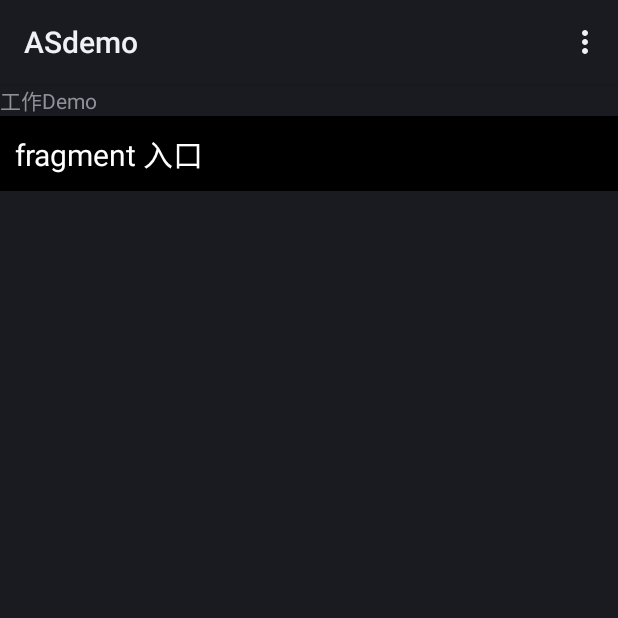
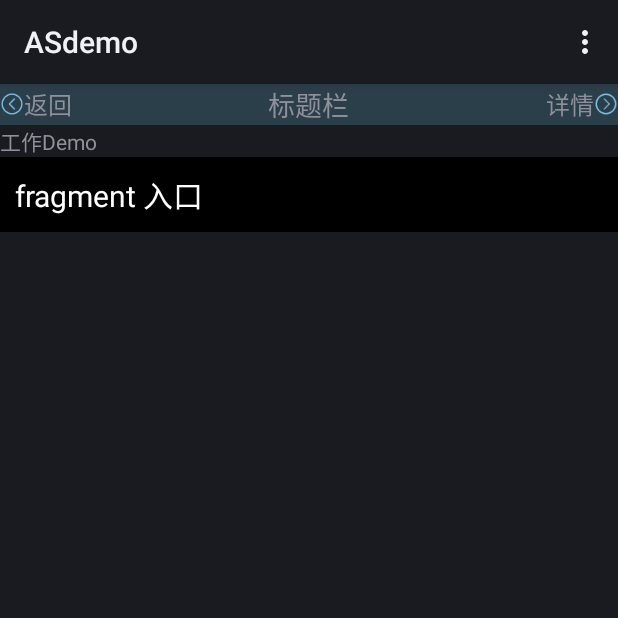
Before and after one commit to BruceHurrican/asstudydemo, an Android app: the screen it shows after launch (MainActivity), on a phone screen of 412 x 824 dp, the top half of it. Run offline under Robolectric (Android 15) with nearby library versions, the phone set to English and light mode, and no system bars; our stand-ins replace ButterKnife, Volley.

Commit message:
重构代码

```diff
--- a/app/src/main/java/com/study/bruce/demo/MainActivity.java
+++ b/app/src/main/java/com/study/bruce/demo/MainActivity.java
@@ -43,17 +43,25 @@ import com.study.bruce.demo.base.BaseActivity;
 import com.study.bruce.demo.studydata.fragments.FragmentsActivity;
 import com.study.bruce.demo.utils.LogUtils;
 import com.study.bruce.demo.utils.PublicUtil;
+import com.study.bruce.demo.widget.TitleBar;
 
 import java.io.Serializable;
 import java.util.ArrayList;
 import java.util.List;
 
+import butterknife.Bind;
+import butterknife.ButterKnife;
+
 /**
  * 主Activity
  * Created by BruceHurrican on 2015/5/24.
  */
-public class MainActivity extends BaseActivity implements AdapterView.OnItemClickListener, Serializable {
+public class MainActivity extends BaseActivity implements AdapterView.OnItemClickListener, Serializable, TitleBar.OnTitleBarClickListener {
     private static final long serialVersionUID = -3277762441808693645L;
+    @Bind(R.id.titlebar)
+    TitleBar titlebar;
+    @Bind(R.id.lv__demo_list)
+    ListView lv_demo_list;
     private List<Class<? extends Activity>> demos;
     private List<String> demoNamesList;
     private Intent it;
@@ -62,12 +70,14 @@ public class MainActivity extends BaseActivity implements AdapterView.OnItemClic
     @Override
     public void onCreate(Bundle savedInstanceState) {
         super.onCreate(savedInstanceState);
-        setContentView(R.layout.main);
+        setContentView(R.layout.activity_main);
+        ButterKnife.bind(this);
 
         initContainer();
         IntentFilter filter = new IntentFilter();
         filter.addAction(ConnectivityManager.CONNECTIVITY_ACTION);
         registerReceiver(netWorkAvailableReceiver, filter);
+        titlebar.setOnTitleBarClickListener(this);
     }
 
     @Override
@@ -78,6 +88,7 @@ public class MainActivity extends BaseActivity implements AdapterView.OnItemClic
     @Override
     protected void onDestroy() {
         unregisterReceiver(netWorkAvailableReceiver);
+        ButterKnife.unbind(this);
         super.onDestroy();
 //        android.os.Process.killProcess(android.os.Process.myPid());
     }
@@ -88,7 +99,7 @@ public class MainActivity extends BaseActivity implements AdapterView.OnItemClic
     private void initContainer() {
         demos = new ArrayList<>(5);
         demoNamesList = new ArrayList<>(5);
-        ListView lv_demo_list = (ListView) findViewById(R.id.lv__demo_list);
+//        ListView lv_demo_list = (ListView) findViewById(R.id.lv__demo_list);
 //        lv_demo_list.setAdapter(new ArrayAdapter<>(this, android.R.layout.simple_list_item_1, demoNamesList));
         lv_demo_list.setAdapter(new ArrayAdapter<>(this, R.layout.main_item, demoNamesList));
         it = new Intent();
@@ -143,6 +154,16 @@ public class MainActivity extends BaseActivity implements AdapterView.OnItemClic
         return true;
     }
 
+    @Override
+    public void onLeftBtnClick() {
+        LogUtils.d("左侧按钮被点击");
+    }
+
+    @Override
+    public void onRightBtnClick() {
+        LogUtils.d("右侧按钮被点击");
+    }
+
     private class NetWorkAvailableReceiver extends BroadcastReceiver {
 
         @Override
--- a/app/src/main/java/com/study/bruce/demo/widget/TitleBar.java
+++ b/app/src/main/java/com/study/bruce/demo/widget/TitleBar.java
@@ -58,7 +58,9 @@ public class TitleBar extends RelativeLayout implements View.OnClickListener {
     }
 
     private void initViews() {
-        LayoutInflater inflater = (LayoutInflater) context.getSystemService(Context.LAYOUT_INFLATER_SERVICE);
+        // 获取 LayoutInflater 实例的两种方法
+//        LayoutInflater inflater = (LayoutInflater) context.getSystemService(Context.LAYOUT_INFLATER_SERVICE);
+        LayoutInflater inflater = LayoutInflater.from(context);
         inflater.inflate(R.layout.view_widget_titlebar, this);
         tv_left = (TextView) findViewById(R.id.tv_left);
         tv_right = (TextView) findViewById(R.id.tv_right);
--- a/app/src/main/res/layout/main.xml
+++ b/app/src/main/res/layout/activity_main.xml
@@ -29,6 +29,11 @@
               android:layout_height="fill_parent"
               android:orientation="vertical">
 
+    <com.study.bruce.demo.widget.TitleBar
+        android:id="@+id/titlebar"
+        android:layout_width="match_parent"
+        android:layout_height="wrap_content"/>
+
     <TextView
             android:layout_width="fill_parent"
             android:layout_height="wrap_content"
--- a/app/src/main/res/layout/view_widget_titlebar.xml
+++ b/app/src/main/res/layout/view_widget_titlebar.xml
@@ -26,8 +26,8 @@
   -->
 
 <RelativeLayout
+        android:id="@+id/rl_container"
         xmlns:android="http://schemas.android.com/apk/res/android"
-        android:id="@+id/rl_container"
         android:layout_width="match_parent"
         android:layout_height="wrap_content"
         android:background="#336DCAF6"
@@ -47,7 +47,7 @@
             style="@style/BaseTextView"
             android:layout_centerVertical="true"
             android:layout_toRightOf="@id/iv_left"
-            android:text="上一帧"
+            android:text="返回"
             android:textSize="16sp"/>
 
     <TextView
@@ -55,7 +55,7 @@
             style="@style/BaseTextView"
             android:layout_centerHorizontal="true"
             android:layout_centerVertical="true"
-            android:text="当前帧"
+            android:text="标题栏"
             android:textSize="18sp"/>
 
     <TextView
@@ -63,7 +63,7 @@
             style="@style/BaseTextView"
             android:layout_centerVertical="true"
             android:layout_toLeftOf="@+id/iv_right"
-            android:text="下一帧"
+            android:text="详情"
             android:textSize="16sp"/>
 
     <ImageView
```
